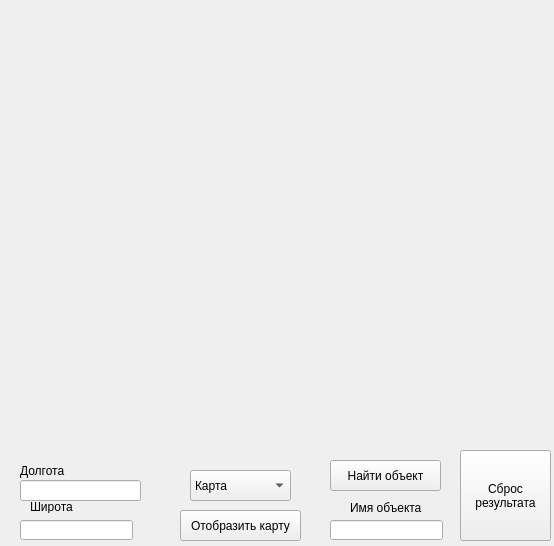
Qt form untitled.ui (tofu18/YandexMapsApi) before a commit.
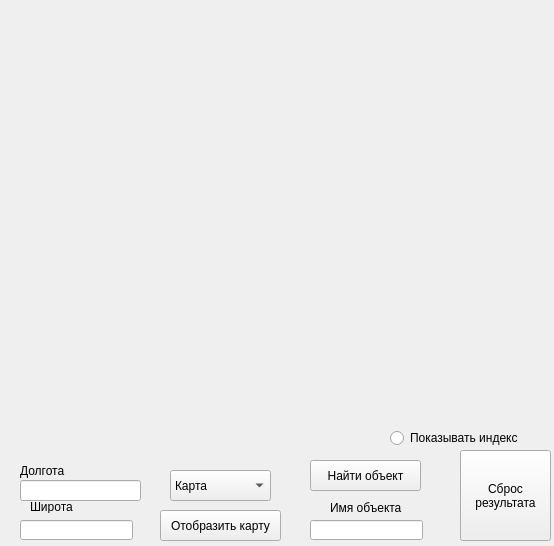
The same form after that commit.

```diff
--- a/untitled.ui
+++ b/untitled.ui
@@ -37,7 +37,7 @@
     <rect>
      <x>20</x>
      <y>460</y>
-     <width>171</width>
+     <width>121</width>
      <height>21</height>
     </rect>
    </property>
@@ -48,7 +48,7 @@
   <widget class="QPushButton" name="pushButton">
    <property name="geometry">
     <rect>
-     <x>180</x>
+     <x>160</x>
      <y>510</y>
      <width>121</width>
      <height>31</height>
@@ -93,7 +93,7 @@
   <widget class="QComboBox" name="comboBox">
    <property name="geometry">
     <rect>
-     <x>190</x>
+     <x>170</x>
      <y>470</y>
      <width>101</width>
      <height>31</height>
@@ -124,7 +124,7 @@
   <widget class="QLineEdit" name="lineEdit_3">
    <property name="geometry">
     <rect>
-     <x>330</x>
+     <x>310</x>
      <y>520</y>
      <width>113</width>
      <height>20</height>
@@ -137,7 +137,7 @@
   <widget class="QLabel" name="label_3">
    <property name="geometry">
     <rect>
-     <x>350</x>
+     <x>330</x>
      <y>500</y>
      <width>101</width>
      <height>16</height>
@@ -150,7 +150,7 @@
   <widget class="QPushButton" name="pushButton_2">
    <property name="geometry">
     <rect>
-     <x>330</x>
+     <x>310</x>
      <y>460</y>
      <width>111</width>
      <height>31</height>
@@ -186,13 +186,26 @@
      <x>10</x>
      <y>420</y>
      <width>541</width>
-     <height>20</height>
+     <height>31</height>
     </rect>
    </property>
    <property name="text">
     <string/>
    </property>
   </widget>
+  <widget class="QRadioButton" name="radioButton">
+   <property name="geometry">
+    <rect>
+     <x>390</x>
+     <y>430</y>
+     <width>151</width>
+     <height>16</height>
+    </rect>
+   </property>
+   <property name="text">
+    <string>Показывать индекс</string>
+   </property>
+  </widget>
  </widget>
  <resources/>
  <connections/>
```
